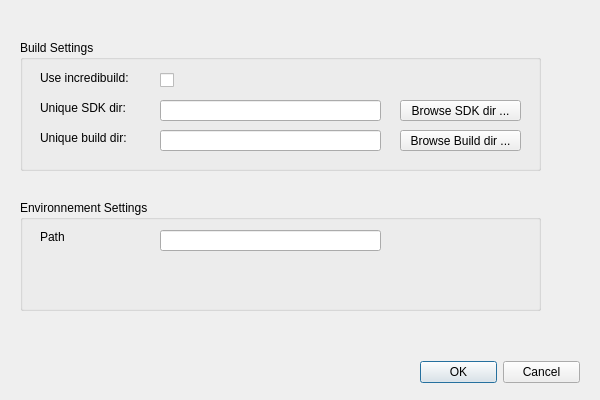
Old version of the form cpp/gui/config/config_widget.ui in the repository dmerejkowsky/qibuild.
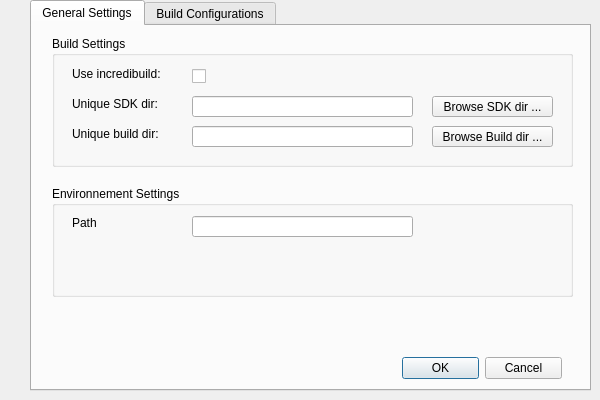
New version of the form.

Commit message: cpp: qibuild-config-gui: add support for Ide config

What changed in the file:
```diff
--- a/cpp/gui/config/config_widget.ui
+++ b/cpp/gui/config/config_widget.ui
@@ -19,20 +19,36 @@
   <property name="windowTitle">
    <string>Global configuration</string>
   </property>
-  <widget class="QWidget" name="centralWidget" native="true">
+  <widget class="QTabWidget" name="tabWidget">
    <property name="geometry">
     <rect>
-     <x>-20</x>
-     <y>-30</y>
-     <width>581</width>
+     <x>30</x>
+     <y>0</y>
+     <width>561</width>
      <height>391</height>
     </rect>
    </property>
+   <property name="currentIndex">
+    <number>0</number>
+   </property>
+   <widget class="QWidget" name="settingsTab">
+    <attribute name="title">
+     <string>General Settings</string>
+    </attribute>
+    <widget class="QWidget" name="centralWidget" native="true">
+     <property name="geometry">
+      <rect>
+       <x>0</x>
+       <y>0</y>
+       <width>541</width>
+       <height>361</height>
+      </rect>
+     </property>
    <widget class="QGroupBox" name="groupBox">
     <property name="geometry">
      <rect>
-      <x>40</x>
-      <y>70</y>
+        <x>20</x>
+        <y>10</y>
       <width>521</width>
       <height>131</height>
      </rect>
@@ -145,8 +161,8 @@
    <widget class="QGroupBox" name="envGroupBox">
     <property name="geometry">
      <rect>
-      <x>40</x>
-      <y>230</y>
+        <x>20</x>
+        <y>160</y>
       <width>521</width>
       <height>111</height>
      </rect>
@@ -178,12 +194,11 @@
      </property>
     </widget>
    </widget>
-  </widget>
   <widget class="QDialogButtonBox" name="buttonBox">
    <property name="geometry">
     <rect>
-     <x>420</x>
-     <y>360</y>
+        <x>370</x>
+        <y>330</y>
      <width>160</width>
      <height>25</height>
     </rect>
@@ -193,6 +208,14 @@
    </property>
   </widget>
  </widget>
+   </widget>
+   <widget class="QWidget" name="configsTab">
+    <attribute name="title">
+     <string>Build Configurations</string>
+    </attribute>
+   </widget>
+  </widget>
+ </widget>
  <layoutdefault spacing="6" margin="11"/>
  <resources/>
  <connections>
```
Left out of the diff: 40 changed lines with no effect on the pictures. Lines whose indentation alone changed are shown as unchanged. The commit also changes 17 other files.
